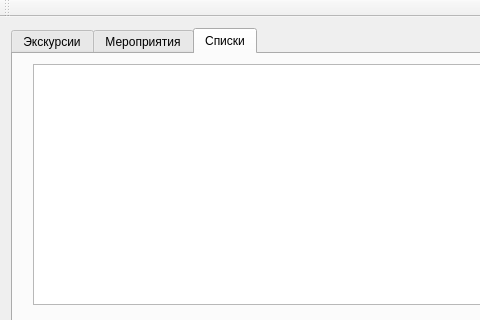
First picture: the form in profcom_cards/profkom.ui, repository egornevezhin/profcom_cards, before the edit; both pictures show x 0 to 480 and y 0 to 320 of the 634 by 432 pixel window.
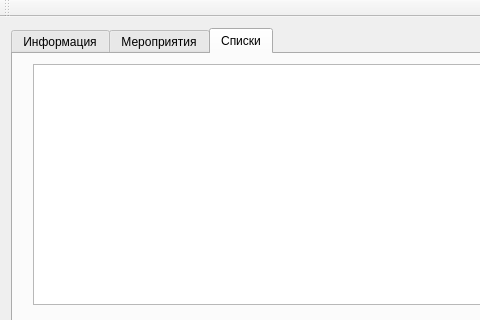
Second picture: the form after the edit. The open tabs and pages were chosen to show the change.

The edit to the form file:
```diff
--- a/profcom_cards/profkom.ui
+++ b/profcom_cards/profkom.ui
@@ -28,7 +28,7 @@
       </property>
       <widget class="QWidget" name="tab">
        <attribute name="title">
-        <string>Экскурсии</string>
+        <string>Информация</string>
        </attribute>
        <layout class="QHBoxLayout" name="horizontalLayout_3">
         <item>
```
Left out of the diff: 5 changed lines with no effect on the pictures.
